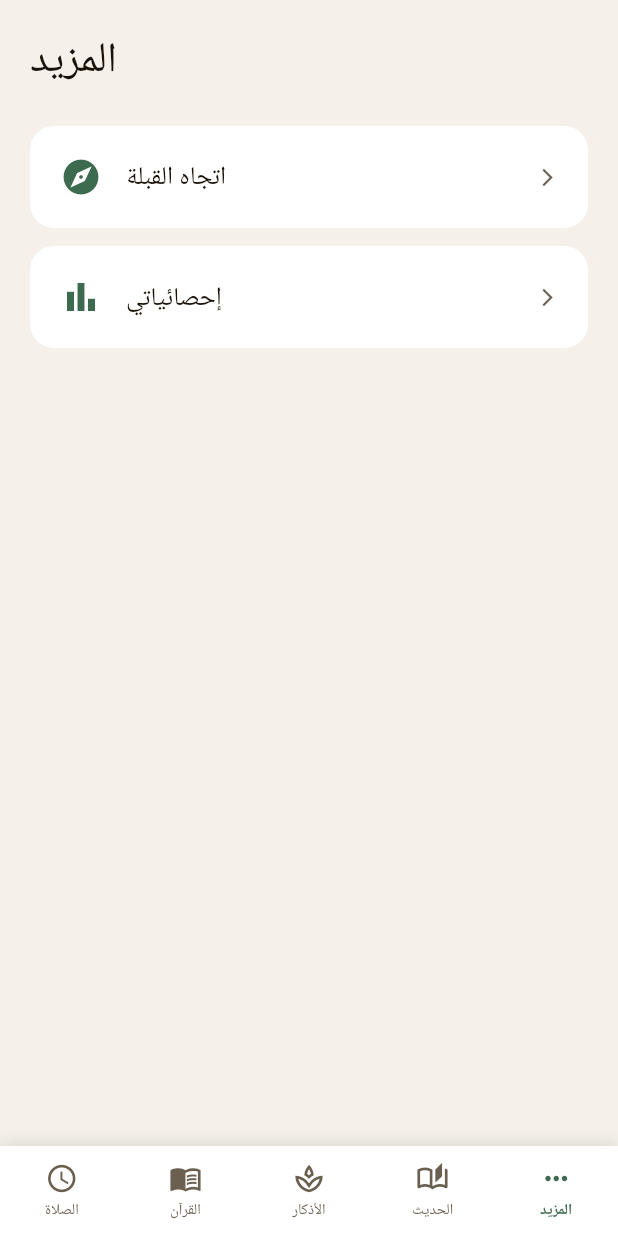
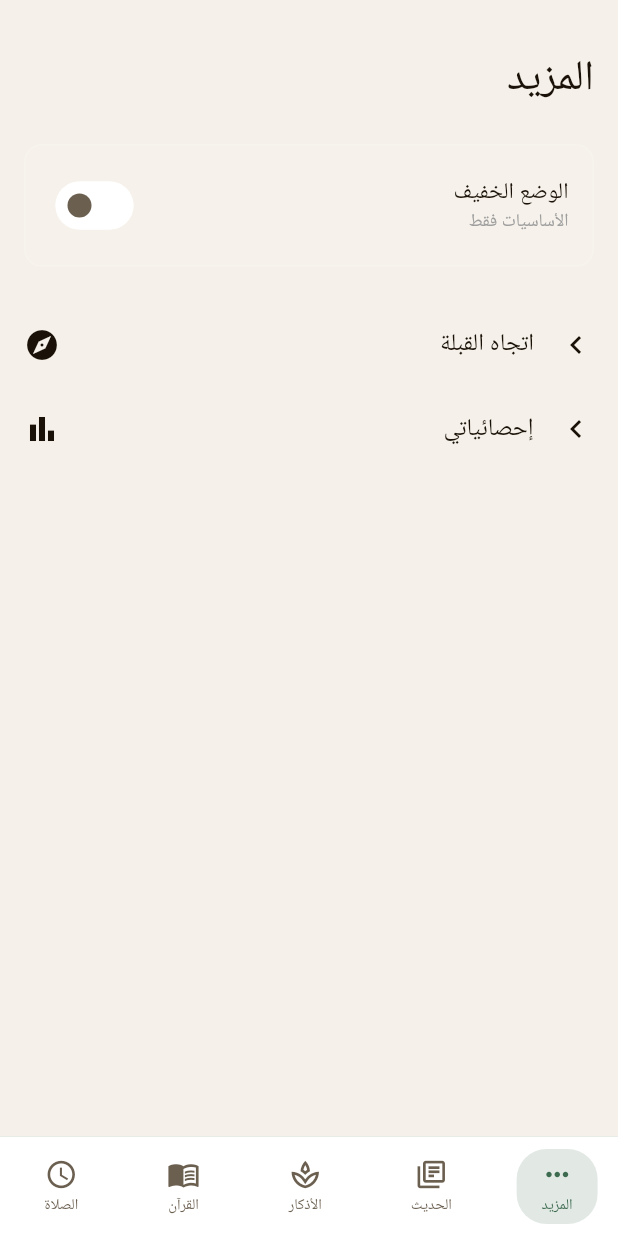
Before and after one commit to m-alajmi-eng/Siraj, a Flutter app: the MoreScreen screen opened by its route, on a phone screen of 412 x 824 dp. Run offline on Flutter 3.47's test engine with Material 3 defaults, Android fonts, the light colour scheme and no system bars; our stand-ins replace adhan, audioplayers, flutter_local_notifications, flutter_riverpod, geolocator, go_router and 2 more; missing offline and left inert: flutter_qiblah; accounts and stored records are empty; network calls fail.

Commit message:
feat: AppMode (Lite/Full) + feature flags + router update

```diff
--- /dev/null
+++ b/lib/core/mode/app_mode.dart
@@ -0,0 +1 @@
+enum AppMode { lite, full }
--- /dev/null
+++ b/lib/core/mode/app_mode_provider.dart
@@ -0,0 +1,26 @@
+import 'package:flutter_riverpod/flutter_riverpod.dart';
+import 'package:hive_flutter/hive_flutter.dart';
+import 'app_mode.dart';
+
+class AppModeNotifier extends Notifier<AppMode> {
+  static const String _key = 'app_mode';
+
+  @override
+  AppMode build() {
+    final saved = Hive.box('settings').get(_key, defaultValue: 'lite');
+    return saved == 'full' ? AppMode.full : AppMode.lite;
+  }
+
+  void setMode(AppMode mode) {
+    Hive.box('settings').put(_key, mode.name);
+    state = mode;
+  }
+
+  void toggle() {
+    setMode(state == AppMode.lite ? AppMode.full : AppMode.lite);
+  }
+}
+
+final appModeProvider = NotifierProvider<AppModeNotifier, AppMode>(() {
+  return AppModeNotifier();
+});
--- /dev/null
+++ b/lib/core/mode/feature_flags.dart
@@ -0,0 +1,32 @@
+import 'app_mode.dart';
+
+class FeatureFlags {
+  final AppMode mode;
+  const FeatureFlags(this.mode);
+
+  bool get isLite => mode == AppMode.lite;
+  bool get isFull => mode == AppMode.full;
+
+  // ─── الأساسيات (كلا الوضعين) ──────────────────────
+  bool get showPrayer       => true;
+  bool get showQibla        => true;
+  bool get showAthkar       => true;
+  bool get showQuranReader  => true;
+  bool get showCalendar     => true;
+  bool get showShareCards   => true;
+  bool get showDailyNiyyah  => true;
+
+  // ─── الوضع الكامل فقط ─────────────────────────────
+  bool get showHadith       => isFull;
+  bool get showRadio        => isFull;
+  bool get showHifz         => isFull;
+  bool get showKhatmah      => isFull;
+  bool get showLibrary      => isFull;
+  bool get showMosques      => isFull;
+  bool get showRuqyah       => isFull;
+  bool get showDuaJournal   => isFull;
+  bool get showMihrab       => isFull;
+  bool get showQKE          => isFull;
+  bool get showTimeline     => isFull;
+  bool get showNewMuslim    => isFull;
+}
--- a/lib/core/router/app_router.dart
+++ b/lib/core/router/app_router.dart
@@ -1,165 +1,257 @@
 import 'package:flutter/material.dart';
 import 'package:flutter_riverpod/flutter_riverpod.dart';
 import 'package:go_router/go_router.dart';
+import '../widgets/main_shell.dart';
+import '../mode/app_mode.dart';
+import '../mode/app_mode_provider.dart';
+import '../mode/feature_flags.dart';
 import '../../features/prayer/presentation/screens/prayer_screen.dart';
 import '../../features/quran/presentation/screens/quran_home_screen.dart';
 import '../../features/quran/presentation/screens/surah_reader_screen.dart';
+import '../../features/quran/presentation/screens/quran_search_screen.dart';
 import '../../features/athkar/presentation/screens/athkar_home_screen.dart';
 import '../../features/athkar/presentation/screens/athkar_category_screen.dart';
 import '../../features/hadith/presentation/screens/hadith_home_screen.dart';
 import '../../features/qibla/presentation/screens/qibla_screen.dart';
 import '../../features/stats/presentation/screens/stats_screen.dart';
-import '../widgets/main_shell.dart';
-import '../theme/time_theme_provider.dart';
 
-final appRouter = GoRouter(
-  initialLocation: '/prayer',
-  routes: [
-    StatefulShellRoute.indexedStack(
-      builder: (context, state, shell) => MainShell(shell: shell),
-      branches: [
-        StatefulShellBranch(
-          routes: [
-            GoRoute(
-              path:    '/prayer',
-              builder: (context, state) => const PrayerScreen(),
+// ─── More Screen ──────────────────────────────────────────
+class MoreScreen extends ConsumerWidget {
+  const MoreScreen({super.key});
+
+  @override
+  Widget build(BuildContext context, WidgetRef ref) {
+    final mode  = ref.watch(appModeProvider);
+    final flags = FeatureFlags(mode);
+
+    return Scaffold(
+      body: SafeArea(
+        child: ListView(
+          padding: const EdgeInsets.all(16),
+          children: [
+            const SizedBox(height: 16),
+            const Text(
+              'المزيد',
+              textAlign: TextAlign.right,
+              style: TextStyle(
+                fontSize:   28,
+                fontWeight: FontWeight.w300,
+              ),
+            ),
+            const SizedBox(height: 24),
+
+            const _ModeSwitcher(),
+
+            const SizedBox(height: 16),
+
+            _MoreTile(
+              icon:  Icons.explore,
+              label: 'اتجاه القبلة',
+              onTap: () => context.push('/more/qibla'),
+            ),
+            _MoreTile(
+              icon:  Icons.bar_chart,
+              label: 'إحصائياتي',
+              onTap: () => context.push('/more/stats'),
+            ),
+
+            if (flags.isFull) ...[
+              const Divider(height: 32),
+              const Text(
+                'الوضع الكامل',
+                textAlign: TextAlign.right,
+                style: TextStyle(fontSize: 13, color: Colors.grey),
+              ),
+              const SizedBox(height: 8),
+              _MoreTile(
+                icon:  Icons.radio,
+                label: 'راديو القرآن',
+                onTap: () {},
+              ),
+              _MoreTile(
+                icon:  Icons.mosque,
+                label: 'المساجد القريبة',
+                onTap: () {},
               ),
             ],
+          ],
         ),
-        StatefulShellBranch(
-          routes: [
-            GoRoute(
-              path:    '/quran',
-              builder: (context, state) => const QuranHomeScreen(),
-              routes: [
-                GoRoute(
-                  path:    'surah/:id',
-                  builder: (context, state) => SurahReaderScreen(
-                    surahId: int.parse(state.pathParameters['id']!),
+      ),
+    );
+  }
+}
+
+// ─── Mode Switcher ────────────────────────────────────────
+class _ModeSwitcher extends ConsumerWidget {
+  const _ModeSwitcher();
+
+  @override
+  Widget build(BuildContext context, WidgetRef ref) {
+    final mode = ref.watch(appModeProvider);
+
+    return Container(
+      margin: const EdgeInsets.only(bottom: 8),
+      padding: const EdgeInsets.all(16),
+      decoration: BoxDecoration(
+        color:        Colors.white.withOpacity(0.05),
+        borderRadius: BorderRadius.circular(12),
+        border: Border.all(color: Colors.white.withOpacity(0.1)),
+      ),
+      child: Row(
+        mainAxisAlignment: MainAxisAlignment.spaceBetween,
+        children: [
+          Switch(
+            value:     mode == AppMode.full,
+            onChanged: (_) =>
+                ref.read(appModeProvider.notifier).toggle(),
+          ),
+          Column(
+            crossAxisAlignment: CrossAxisAlignment.end,
+            children: [
+              Text(
+                mode == AppMode.full ? 'الوضع الكامل' : 'الوضع الخفيف',
+                style: const TextStyle(
+                  fontSize:   15,
+                  fontWeight: FontWeight.w500,
+                ),
+              ),
+              Text(
+                mode == AppMode.full
+                    ? 'كل الميزات متاحة'
+                    : 'الأساسيات فقط',
+                style: const TextStyle(
+                  fontSize: 12,
+                  color:    Colors.grey,
                 ),
               ),
             ],
           ),
         ],
       ),
-        StatefulShellBranch(
+    );
+  }
+}
+
+// ─── More Tile ────────────────────────────────────────────
+class _MoreTile extends StatelessWidget {
+  final IconData     icon;
+  final String       label;
+  final VoidCallback onTap;
+
+  const _MoreTile({
+    required this.icon,
+    required this.label,
+    required this.onTap,
+  });
+
+  @override
+  Widget build(BuildContext context) {
+    return ListTile(
+      contentPadding: EdgeInsets.zero,
+      leading:        Icon(icon),
+      title:          Text(label, textAlign: TextAlign.right),
+      trailing:       const Icon(Icons.chevron_left),
+      onTap:          onTap,
+    );
+  }
+}
+
+// ─── Category Names Map ───────────────────────────────────
+const _categoryNames = {
+  'morning': 'أذكار الصباح',
+  'evening': 'أذكار المساء',
+  'sleep':   'أذكار النوم',
+  'wake':    'أذكار الاستيقاظ',
+  'prayer':  'أذكار بعد الصلاة',
+  'general': 'أذكار متنوعة',
+};
+
+// ─── Router ───────────────────────────────────────────────
+final appRouterProvider = Provider<GoRouter>((ref) {
+  return GoRouter(
+    initialLocation: '/prayer',
+    routes: [
+      StatefulShellRoute.indexedStack(
+        builder: (context, state, shell) =>
+            MainShell(navigationShell: shell),
+        branches: [
+          // ── Prayer ──
+          StatefulShellBranch(routes: [
+            GoRoute(
+              path:    '/prayer',
+              builder: (_, __) => const PrayerScreen(),
+            ),
+          ]),
+
+          // ── Quran ──
+          StatefulShellBranch(routes: [
+            GoRoute(
+              path:    '/quran',
+              builder: (_, __) => const QuranHomeScreen(),
               routes: [
                 GoRoute(
-              path:    '/athkar',
-              builder: (context, state) => const AthkarHomeScreen(),
-              routes: [
+                  path: 'surah/:id',
+                  builder: (_, state) => SurahReaderScreen(
+                    surahId: int.parse(
+                      state.pathParameters['id']!),
+                  ),
+                ),
                 GoRoute(
-                  path:    ':categoryId',
-                  builder: (context, state) => AthkarCategoryScreen(
-                    categoryId:   state.pathParameters['categoryId']!,
-                    categoryName: state.uri.queryParameters['name'] ?? '',
-                  ),
+                  path:    'search',
+                  builder: (_, __) => const QuranSearchScreen(),
                 ),
               ],
             ),
-          ],
-        ),
-        StatefulShellBranch(
+          ]),
+
+          // ── Athkar ──
+          StatefulShellBranch(routes: [
+            GoRoute(
+              path:    '/athkar',
+              builder: (_, __) => const AthkarHomeScreen(),
               routes: [
                 GoRoute(
-              path:    '/hadith',
-              builder: (context, state) => const HadithHomeScreen(),
+                  path: ':category',
+                  builder: (_, state) {
+                    final cat  = state.pathParameters['category']!;
+                    final name = _categoryNames[cat] ?? cat;
+                    return AthkarCategoryScreen(
+                      categoryId:   cat,
+                      categoryName: name,
+                    );
+                  },
                 ),
               ],
             ),
-        StatefulShellBranch(
+          ]),
+
+          // ── Hadith ──
+          StatefulShellBranch(routes: [
+            GoRoute(
+              path:    '/hadith',
+              builder: (_, __) => const HadithHomeScreen(),
+            ),
+          ]),
+
+          // ── More ──
+          StatefulShellBranch(routes: [
+            GoRoute(
+              path:    '/more',
+              builder: (_, __) => const MoreScreen(),
               routes: [
                 GoRoute(
-              path:    '/more',
-              builder: (context, state) => const MoreScreen(),
+                  path:    'qibla',
+                  builder: (_, __) => const QiblaScreen(),
+                ),
+                GoRoute(
+                  path:    'stats',
+                  builder: (_, __) => const StatsScreen(),
                 ),
               ],
             ),
+          ]),
         ],
       ),
     ],
   );
-
-class MoreScreen extends ConsumerWidget {
-  const MoreScreen({super.key});
-
-  @override
-  Widget build(BuildContext context, WidgetRef ref) {
-    final palette = ref.watch(timeThemeProvider);
-
-    final items = [
-      {
-        'title': 'اتجاه القبلة',
-        'icon':  Icons.explore,
-        'screen': const QiblaScreen(),
-      },
-      {
-        'title': 'إحصائياتي',
-        'icon':  Icons.bar_chart,
-        'screen': const StatsScreen(),
-      },
-    ];
-
-    return Scaffold(
-      backgroundColor: palette.background,
-      body: SafeArea(
-        child: Padding(
-          padding: const EdgeInsets.all(20),
-          child: Column(
-            crossAxisAlignment: CrossAxisAlignment.start,
-            children: [
-              Text(
-                'المزيد',
-                style: TextStyle(
-                  color:      palette.textPrimary,
-                  fontSize:   28,
-                  fontWeight: FontWeight.w300,
-                ),
-              ),
-              const SizedBox(height: 24),
-              ...items.map((item) => GestureDetector(
-                onTap: () => Navigator.push(
-                  context,
-                  MaterialPageRoute(
-                    builder: (_) => item['screen'] as Widget),
-                ),
-                child: Container(
-                  margin: const EdgeInsets.only(bottom: 12),
-                  padding: const EdgeInsets.all(20),
-                  decoration: BoxDecoration(
-                    color:        palette.surface,
-                    borderRadius: BorderRadius.circular(16),
-                  ),
-                  child: Row(
-                    children: [
-                      Icon(
-                        item['icon'] as IconData,
-                        color: palette.accentPrimary,
-                        size:  28,
-                      ),
-                      const SizedBox(width: 16),
-                      Text(
-                        item['title'] as String,
-                        style: TextStyle(
-                          color:      palette.textPrimary,
-                          fontSize:   17,
-                          fontWeight: FontWeight.w400,
-                        ),
-                      ),
-                      const Spacer(),
-                      Icon(
-                        Icons.arrow_forward_ios,
-                        color: palette.textSecondary,
-                        size:  14,
-                      ),
-                    ],
-                  ),
-                ),
-              )),
-            ],
-          ),
-        ),
-      ),
-    );
-  }
-}
+});
--- a/lib/core/widgets/main_shell.dart
+++ b/lib/core/widgets/main_shell.dart
@@ -4,74 +4,84 @@ import 'package:go_router/go_router.dart';
 import '../theme/time_theme_provider.dart';
 
 class MainShell extends ConsumerWidget {
-  final StatefulNavigationShell shell;
-  const MainShell({super.key, required this.shell});
+  final StatefulNavigationShell navigationShell;
+  const MainShell({super.key, required this.navigationShell});
 
   @override
   Widget build(BuildContext context, WidgetRef ref) {
     final palette = ref.watch(timeThemeProvider);
 
+    final tabs = [
+      _TabItem(icon: Icons.access_time_outlined, activeIcon: Icons.access_time_filled,  label: 'الصلاة'),
+      _TabItem(icon: Icons.menu_book_outlined,   activeIcon: Icons.menu_book,            label: 'القرآن'),
+      _TabItem(icon: Icons.spa_outlined,         activeIcon: Icons.spa,                  label: 'الأذكار'),
+      _TabItem(icon: Icons.library_books_outlined, activeIcon: Icons.library_books,      label: 'الحديث'),
+      _TabItem(icon: Icons.more_horiz,           activeIcon: Icons.more_horiz,           label: 'المزيد'),
+    ];
+
     return Scaffold(
       backgroundColor: palette.background,
-      body: shell,
+      body: navigationShell,
       bottomNavigationBar: Container(
         decoration: BoxDecoration(
           color: palette.surface,
-          boxShadow: [
-            BoxShadow(
-              color:         Colors.black.withOpacity(0.1),
-              blurRadius:    8,
-              offset:        const Offset(0, -2),
+          border: Border(
+            top: BorderSide(
+              color: palette.accentPrimary.withOpacity(0.15),
+              width: 0.5,
             ),
-          ],
+          ),
         ),
         child: SafeArea(
-          child: SizedBox(
-            height: 60,
+          child: Padding(
+            padding: const EdgeInsets.symmetric(vertical: 8),
             child: Row(
               mainAxisAlignment: MainAxisAlignment.spaceAround,
-              children: [
-                _NavItem(
-                  icon:    Icons.access_time_outlined,
-                  label:   'الصلاة',
-                  index:   0,
-                  current: shell.currentIndex,
-                  palette: palette,
-                  onTap:   () => shell.goBranch(0),
-                ),
-                _NavItem(
-                  icon:    Icons.menu_book_outlined,
-                  label:   'القرآن',
-                  index:   1,
-                  current: shell.currentIndex,
-                  palette: palette,
-                  onTap:   () => shell.goBranch(1),
-                ),
-                _NavItem(
-                  icon:    Icons.spa_outlined,
-                  label:   'الأذكار',
-                  index:   2,
-                  current: shell.currentIndex,
-                  palette: palette,
-                  onTap:   () => shell.goBranch(2),
-                ),
-                _NavItem(
-                  icon:    Icons.auto_stories_outlined,
-                  label:   'الحديث',
-                  index:   3,
-                  current: shell.currentIndex,
-                  palette: palette,
-                  onTap:   () => shell.goBranch(3),
-                ),
-                _NavItem(
-                  icon:    Icons.more_horiz,
-                  label:   'المزيد',
-                  index:   4,
-                  current: shell.currentIndex,
-                  palette: palette,
-                  onTap:   () => shell.goBranch(4),
-                ),
-              ],
+              children: tabs.asMap().entries.map((entry) {
+                final index    = entry.key;
+                final tab      = entry.value;
+                final isActive = navigationShell.currentIndex == index;
+
+                return GestureDetector(
+                  onTap: () => navigationShell.goBranch(
+                    index,
+                    initialLocation: index == navigationShell.currentIndex,
+                  ),
+                  child: AnimatedContainer(
+                    duration: const Duration(milliseconds: 200),
+                    padding: const EdgeInsets.symmetric(
+                      horizontal: 16, vertical: 6),
+                    decoration: BoxDecoration(
+                      color: isActive
+                          ? palette.accentPrimary.withOpacity(0.15)
+                          : Colors.transparent,
+                      borderRadius: BorderRadius.circular(20),
+                    ),
+                    child: Column(
+                      mainAxisSize: MainAxisSize.min,
+                      children: [
+                        Icon(
+                          isActive ? tab.activeIcon : tab.icon,
+                          color: isActive
+                              ? palette.accentPrimary
+                              : palette.textSecondary,
+                          size: 22,
+                        ),
+                        const SizedBox(height: 2),
+                        Text(
+                          tab.label,
+                          style: TextStyle(
+                            color: isActive
+                                ? palette.accentPrimary
+                                : palette.textSecondary,
+                            fontSize: 10,
+                          ),
+                        ),
+                      ],
+                    ),
+                  ),
+                );
+              }).toList(),
             ),
           ),
         ),
@@ -80,58 +90,13 @@ class MainShell extends ConsumerWidget {
   }
 }
 
-class _NavItem extends StatelessWidget {
+class _TabItem {
   final IconData icon;
+  final IconData activeIcon;
   final String   label;
-  final int      index;
-  final int      current;
-  final dynamic  palette;
-  final VoidCallback onTap;
-
-  const _NavItem({
+  const _TabItem({
     required this.icon,
+    required this.activeIcon,
     required this.label,
-    required this.index,
-    required this.current,
-    required this.palette,
-    required this.onTap,
   });
-
-  @override
-  Widget build(BuildContext context) {
-    final isActive = index == current;
-
-    return GestureDetector(
-      onTap: onTap,
-      behavior: HitTestBehavior.opaque,
-      child: SizedBox(
-        width: 64,
-        child: Column(
-          mainAxisAlignment: MainAxisAlignment.center,
-          children: [
-            Icon(
-              icon,
-              color: isActive
-                  ? palette.accentPrimary
-                  : palette.textSecondary,
-              size: 22,
-            ),
-            const SizedBox(height: 3),
-            Text(
-              label,
-              style: TextStyle(
-                color: isActive
-                    ? palette.accentPrimary
-                    : palette.textSecondary,
-                fontSize:   10,
-                fontWeight: isActive
-                    ? FontWeight.w600
-                    : FontWeight.normal,
-              ),
-            ),
-          ],
-        ),
-      ),
-    );
-  }
 }
--- a/lib/main.dart
+++ b/lib/main.dart
@@ -26,13 +26,13 @@ class SirajApp extends ConsumerWidget {
   @override
   Widget build(BuildContext context, WidgetRef ref) {
     final palette = ref.watch(timeThemeProvider);
+    final router  = ref.watch(appRouterProvider);
 
     return MaterialApp.router(
-      title:                     'Siraj',
+      title:                      'Siraj',
       debugShowCheckedModeBanner: false,
-      routerConfig:              appRouter,
+      routerConfig:               router,
 
-      // ─── Localization ─────────────────────────────────
       localizationsDelegates: const [
         AppLocalizations.delegate,
         GlobalMaterialLocalizations.delegate,
@@ -42,10 +42,37 @@ class SirajApp extends ConsumerWidget {
       supportedLocales: AppLocalizations.supportedLocales,
 
       theme: ThemeData(
+        brightness:              Brightness.dark,
         scaffoldBackgroundColor: palette.background,
+        useMaterial3:            true,
         colorScheme: ColorScheme.dark(
-          primary: palette.accentPrimary,
-          surface: palette.surface,
+          primary:   palette.accentPrimary,
+          surface:   palette.surface,
+          onPrimary: palette.textPrimary,
+          onSurface: palette.textPrimary,
+        ),
+        textTheme: TextTheme(
+          bodyLarge:   TextStyle(color: palette.textPrimary),
+          bodyMedium:  TextStyle(color: palette.textPrimary),
+          bodySmall:   TextStyle(color: palette.textSecondary),
+          titleLarge:  TextStyle(color: palette.textPrimary),
+          titleMedium: TextStyle(color: palette.textPrimary),
+        ),
+        iconTheme: IconThemeData(color: palette.textPrimary),
+        dividerColor: palette.accentPrimary.withOpacity(0.2),
+        listTileTheme: ListTileThemeData(
+          textColor: palette.textPrimary,
+          iconColor: palette.textPrimary,
+        ),
+        switchTheme: SwitchThemeData(
+          thumbColor: WidgetStateProperty.resolveWith((states) =>
+              states.contains(WidgetState.selected)
+                  ? palette.accentPrimary
+                  : palette.textSecondary),
+          trackColor: WidgetStateProperty.resolveWith((states) =>
+              states.contains(WidgetState.selected)
+                  ? palette.accentPrimary.withOpacity(0.4)
+                  : palette.surface),
         ),
       ),
     );
```
Lines whose indentation alone changed are shown as unchanged.
